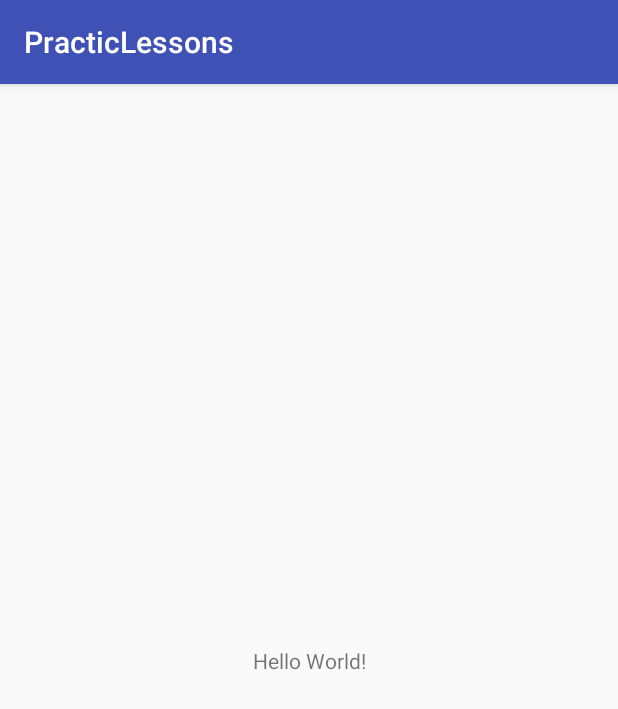
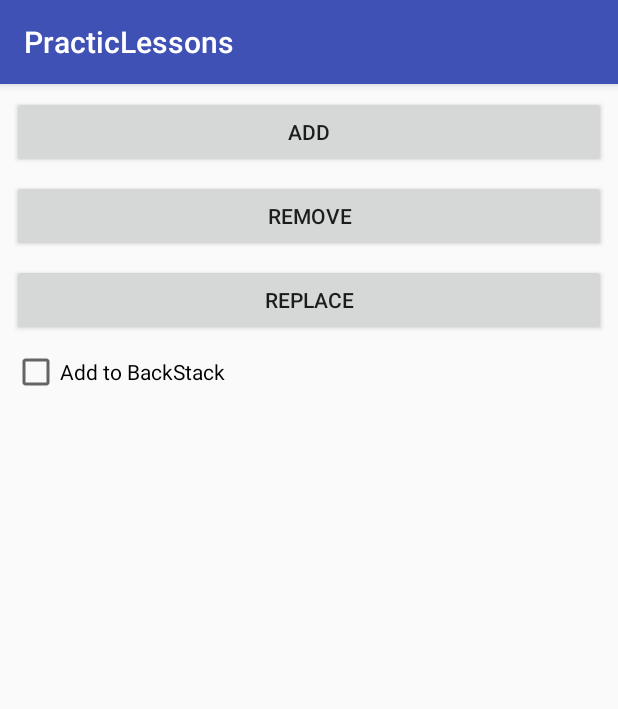
Before and after one commit to geektech-android/Lessons, an Android app: the screen it shows after launch (MainActivity), on a phone screen of 412 x 824 dp. Shown: the top 709 px of the screen. Run offline under Robolectric (Android 15) with nearby library versions, the light colour scheme and no system bars.

Commit message:
Add dynamic fragments

```diff
--- /dev/null
+++ b/app/src/main/java/com/akai/geektech/practiclessons/FragmentFirst.java
@@ -0,0 +1,18 @@
+package com.akai.geektech.practiclessons;
+
+import android.os.Bundle;
+import android.support.annotation.NonNull;
+import android.support.annotation.Nullable;
+import android.support.v4.app.Fragment;
+import android.view.LayoutInflater;
+import android.view.View;
+import android.view.ViewGroup;
+
+public class FragmentFirst extends Fragment {
+
+    @Nullable
+    @Override
+    public View onCreateView(@NonNull LayoutInflater inflater, @Nullable ViewGroup container, @Nullable Bundle savedInstanceState) {
+        return inflater.inflate(R.layout.fragment_first, container, false);
+    }
+}
--- a/app/src/main/java/com/akai/geektech/practiclessons/MainActivity.java
+++ b/app/src/main/java/com/akai/geektech/practiclessons/MainActivity.java
@@ -1,13 +1,42 @@
 package com.akai.geektech.practiclessons;
 
+import android.support.v4.app.FragmentTransaction;
 import android.support.v7.app.AppCompatActivity;
 import android.os.Bundle;
+import android.view.View;
+import android.widget.CheckBox;
 
 public class MainActivity extends AppCompatActivity {
+    private FragmentFirst firstFragment;
+    private SecondFragment secondFragment;
+    private CheckBox checkStack;
+    private FragmentTransaction fragmentTransaction;
 
     @Override
     protected void onCreate(Bundle savedInstanceState) {
         super.onCreate(savedInstanceState);
         setContentView(R.layout.activity_main);
+        checkStack = findViewById(R.id.checkBoxStack);
+        firstFragment = new FragmentFirst();
+        secondFragment = new SecondFragment();
+    }
+
+    public void onClick(View view) {
+        fragmentTransaction = getSupportFragmentManager().beginTransaction();
+        switch (view.getId()) {
+            case R.id.button_add:
+                fragmentTransaction.add(R.id.frame_container, firstFragment);
+                break;
+            case R.id.button_remove:
+                fragmentTransaction.remove(firstFragment);
+                break;
+            case R.id.button_replace:
+                fragmentTransaction.replace(R.id.frame_container, secondFragment);
+                break;
+        }
+        if (checkStack.isChecked()) {
+            fragmentTransaction.addToBackStack(null);
+        }
+        fragmentTransaction.commit();
     }
 }
--- /dev/null
+++ b/app/src/main/java/com/akai/geektech/practiclessons/SecondFragment.java
@@ -0,0 +1,18 @@
+package com.akai.geektech.practiclessons;
+
+import android.os.Bundle;
+import android.support.annotation.NonNull;
+import android.support.annotation.Nullable;
+import android.support.v4.app.Fragment;
+import android.view.LayoutInflater;
+import android.view.View;
+import android.view.ViewGroup;
+
+public class SecondFragment extends Fragment {
+
+    @Nullable
+    @Override
+    public View onCreateView(@NonNull LayoutInflater inflater, @Nullable ViewGroup container, @Nullable Bundle savedInstanceState) {
+        return inflater.inflate(R.layout.fragment_second, container, false);
+    }
+}
--- a/app/src/main/res/layout/activity_main.xml
+++ b/app/src/main/res/layout/activity_main.xml
@@ -6,13 +6,75 @@
     android:layout_height="match_parent"
     tools:context=".MainActivity">
 
-    <TextView
+    <Button
+        android:id="@+id/button_add"
+        android:layout_width="0dp"
+        android:layout_height="wrap_content"
+        android:layout_marginEnd="8dp"
+        android:layout_marginLeft="8dp"
+        android:layout_marginRight="8dp"
+        android:layout_marginStart="8dp"
+        android:layout_marginTop="8dp"
+        android:onClick="onClick"
+        android:text="Add"
+        app:layout_constraintEnd_toEndOf="parent"
+        app:layout_constraintStart_toStartOf="parent"
+        app:layout_constraintTop_toTopOf="parent" />
+
+    <Button
+        android:id="@+id/button_remove"
+        android:layout_width="0dp"
+        android:layout_height="wrap_content"
+        android:layout_marginEnd="8dp"
+        android:layout_marginLeft="8dp"
+        android:layout_marginRight="8dp"
+        android:layout_marginStart="8dp"
+        android:layout_marginTop="8dp"
+        android:onClick="onClick"
+        android:text="Remove"
+        app:layout_constraintEnd_toEndOf="parent"
+        app:layout_constraintStart_toStartOf="parent"
+        app:layout_constraintTop_toBottomOf="@+id/button_add" />
+
+    <Button
+        android:id="@+id/button_replace"
+        android:layout_width="0dp"
+        android:layout_height="wrap_content"
+        android:layout_marginEnd="8dp"
+        android:layout_marginLeft="8dp"
+        android:layout_marginRight="8dp"
+        android:layout_marginStart="8dp"
+        android:layout_marginTop="8dp"
+        android:onClick="onClick"
+        android:text="Replace"
+        app:layout_constraintEnd_toEndOf="parent"
+        app:layout_constraintStart_toStartOf="parent"
+        app:layout_constraintTop_toBottomOf="@+id/button_remove" />
+
+    <CheckBox
+        android:id="@+id/checkBoxStack"
         android:layout_width="wrap_content"
         android:layout_height="wrap_content"
-        android:text="Hello World!"
+        android:layout_marginLeft="8dp"
+        android:layout_marginStart="8dp"
+        android:layout_marginTop="8dp"
+        android:text="Add to BackStack"
+        app:layout_constraintStart_toStartOf="parent"
+        app:layout_constraintTop_toBottomOf="@+id/button_replace" />
+
+    <FrameLayout
+        android:id="@+id/frame_container"
+        android:layout_width="match_parent"
+        android:layout_height="0dp"
+        android:layout_marginBottom="8dp"
+        android:layout_marginEnd="8dp"
+        android:layout_marginLeft="8dp"
+        android:layout_marginRight="8dp"
+        android:layout_marginStart="8dp"
+        android:layout_marginTop="8dp"
         app:layout_constraintBottom_toBottomOf="parent"
-        app:layout_constraintLeft_toLeftOf="parent"
-        app:layout_constraintRight_toRightOf="parent"
-        app:layout_constraintTop_toTopOf="parent" />
+        app:layout_constraintEnd_toEndOf="parent"
+        app:layout_constraintStart_toStartOf="parent"
+        app:layout_constraintTop_toBottomOf="@+id/checkBoxStack" />
 
 </android.support.constraint.ConstraintLayout>
```
Also changed, not shown: app/src/main/res/layout/fragment_first.xml (added, +26 -0 lines), app/src/main/res/layout/fragment_second.xml (added, +26 -0 lines).
